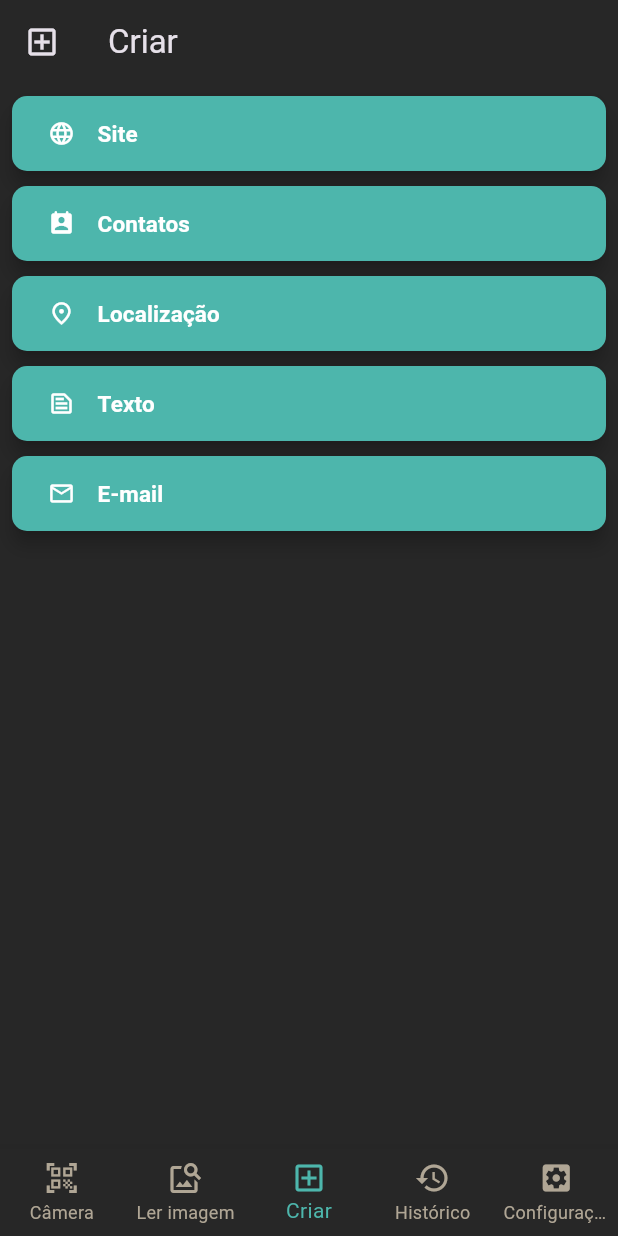
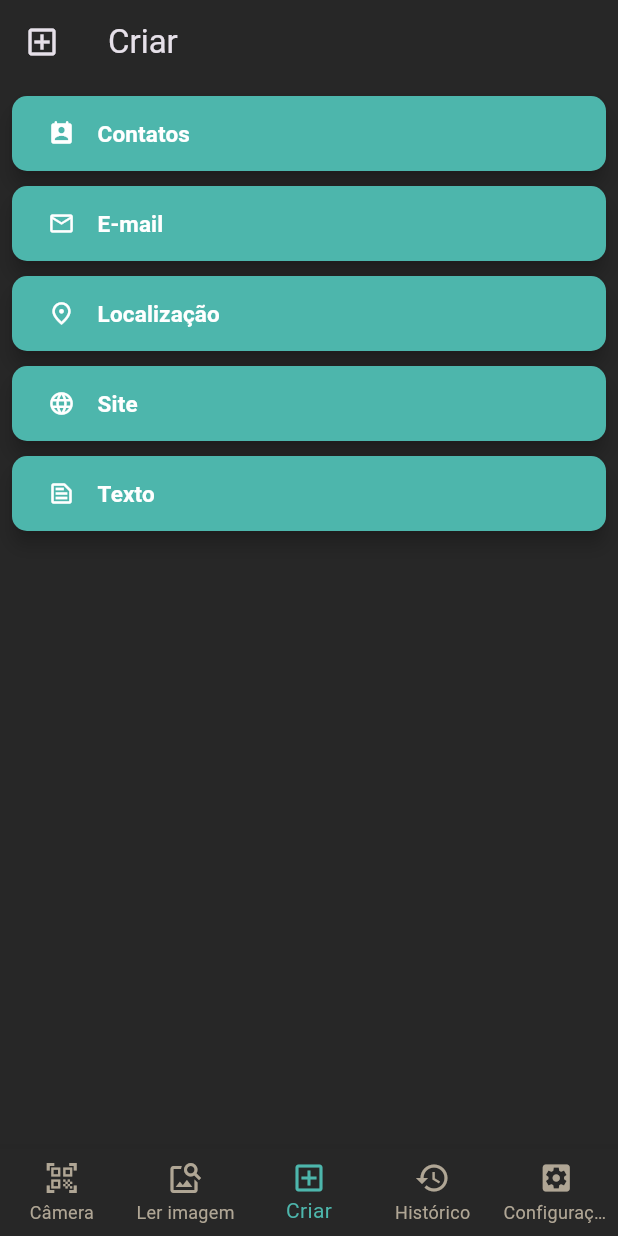
Before and after one commit to S3NTIN3LA/QrScanner, a Flutter app: the screen it shows after launch, item 3 of the bottom bar chosen, on a phone screen of 412 x 824 dp. Run offline on Flutter 3.47's test engine with Material 3 defaults, Android fonts, the phone set to English and light mode, and no system bars; our stand-ins replace geolocator, google_maps_flutter, image_picker, qr_flutter, share_plus, shared_preferences and 1 more; missing offline and left inert: flutter_barcode_scanner, flutter_config, google_mlkit_barcode_scanning.

```diff
--- a/lib/pages/criacao_pages/criar_qr_site.dart
+++ b/lib/pages/criacao_pages/criar_qr_site.dart
@@ -52,6 +52,9 @@ class _QrCodeSiteState extends State<QrCodeSite> {
           ),
         ),
       );
+      setState(() {
+        conteudoDigitado = '';
+      });
     } else if (!_controller.text.contains('.')) {
       ScaffoldMessenger.of(context).showSnackBar(
         const SnackBar(
--- a/lib/pages/criar.dart
+++ b/lib/pages/criar.dart
@@ -41,34 +41,6 @@ class _CriarState extends State<Criar> {
               child: Row(
                 children: [
                   const Icon(
-                    Icons.language_outlined,
-                    color: Colors.white,
-                  ),
-                  const SizedBox(
-                    width: 15,
-                  ),
-                  Text(
-                    'Site',
-                    style: EstilosTexto.textoPaginas,
-                  ),
-                ],
-              ),
-              onPressed: () {
-                if (vibracaoOn) {
-                  Vibration.vibrate(duration: 50);
-                }
-                navegar(
-                    QrCodeSite(codigosEscaneados: codigosEscaneados), context);
-              },
-            ),
-            const SizedBox(
-              height: 10,
-            ),
-            ElevatedButton(
-              style: Botoes.botaoMenus,
-              child: Row(
-                children: [
-                  const Icon(
                     Icons.perm_contact_cal_rounded,
                     color: Colors.white,
                   ),
@@ -92,6 +64,35 @@ class _CriarState extends State<Criar> {
             const SizedBox(
               height: 10,
             ),
+            ElevatedButton(
+              style: Botoes.botaoMenus,
+              child: Row(
+                children: [
+                  const Icon(
+                    Icons.email_outlined,
+                    color: Colors.white,
+                  ),
+                  const SizedBox(
+                    width: 15,
+                  ),
+                  Text(
+                    'E-mail',
+                    style: EstilosTexto.textoPaginas,
+                  ),
+                ],
+              ),
+              onPressed: () {
+                if (vibracaoOn) {
+                  Vibration.vibrate(duration: 50);
+                }
+                navegar(
+                    QrCodeEmail(codigosEscaneados: codigosEscaneados), context);
+              },
+            ),
+            const SizedBox(
+              height: 10,
+            ),
+
             /*ElevatedButton(
               style: Botoes.botaoMenus,
               child: Row(
@@ -154,6 +155,34 @@ class _CriarState extends State<Criar> {
               child: Row(
                 children: [
                   const Icon(
+                    Icons.language_outlined,
+                    color: Colors.white,
+                  ),
+                  const SizedBox(
+                    width: 15,
+                  ),
+                  Text(
+                    'Site',
+                    style: EstilosTexto.textoPaginas,
+                  ),
+                ],
+              ),
+              onPressed: () {
+                if (vibracaoOn) {
+                  Vibration.vibrate(duration: 50);
+                }
+                navegar(
+                    QrCodeSite(codigosEscaneados: codigosEscaneados), context);
+              },
+            ),
+            const SizedBox(
+              height: 10,
+            ),
+            ElevatedButton(
+              style: Botoes.botaoMenus,
+              child: Row(
+                children: [
+                  const Icon(
                     Icons.text_snippet_outlined,
                     color: Colors.white,
                   ),
@@ -177,31 +206,6 @@ class _CriarState extends State<Criar> {
             const SizedBox(
               height: 10,
             ),
-            ElevatedButton(
-              style: Botoes.botaoMenus,
-              child: Row(
-                children: [
-                  const Icon(
-                    Icons.email_outlined,
-                    color: Colors.white,
-                  ),
-                  const SizedBox(
-                    width: 15,
-                  ),
-                  Text(
-                    'E-mail',
-                    style: EstilosTexto.textoPaginas,
-                  ),
-                ],
-              ),
-              onPressed: () {
-                if (vibracaoOn) {
-                  Vibration.vibrate(duration: 50);
-                }
-                navegar(
-                    QrCodeEmail(codigosEscaneados: codigosEscaneados), context);
-              },
-            ),
           ],
         ),
       ),
```
Also changed, not shown: lib/pages/criacao_pages/criar_qr_contato.dart (+14 -0 lines), lib/pages/criacao_pages/criar_qr_email.dart (+6 -1 lines), lib/pages/criacao_pages/criar_qr_texto.dart (+7 -2 lines).
